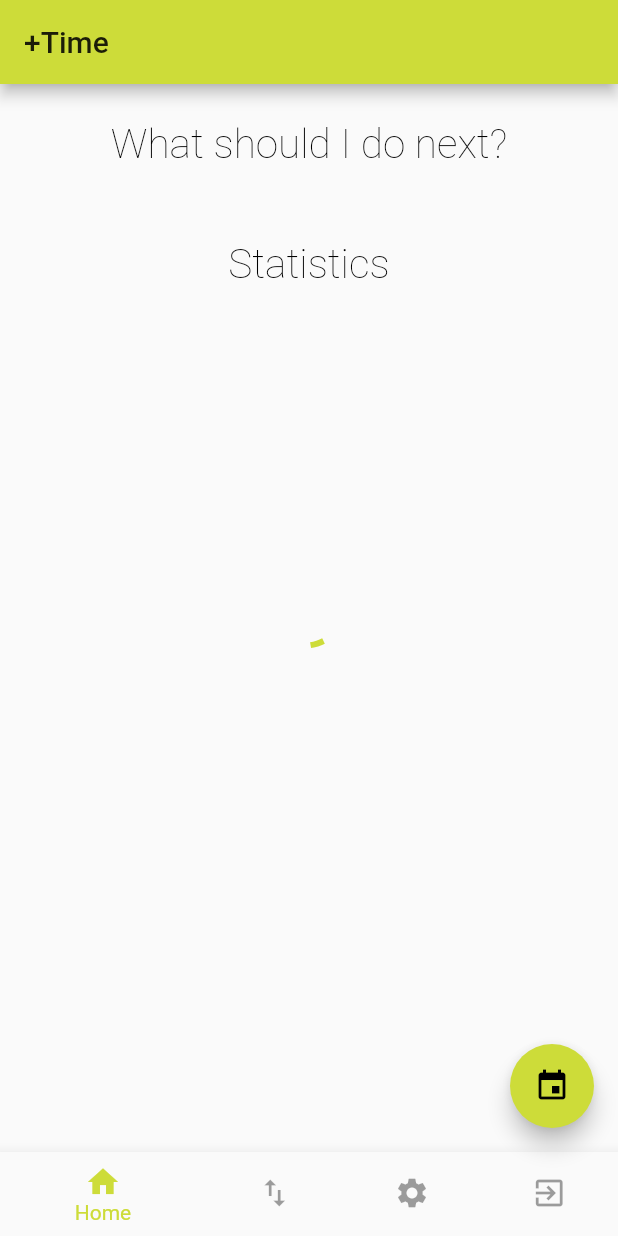
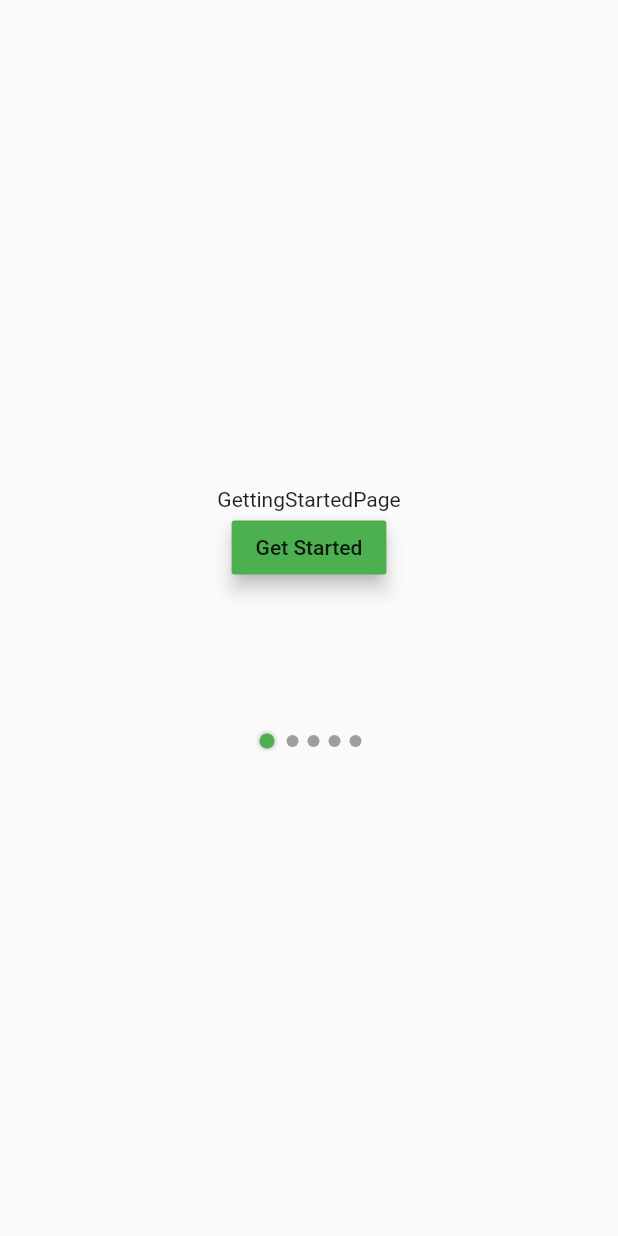
Before and after one commit to ijusto/plus_time, a Flutter app: the screen it shows after launch, on a phone screen of 412 x 824 dp. Run offline on Flutter 3.47's test engine with Material 2 defaults, Android fonts, the phone set to English and light mode, and no system bars; our stand-ins replace flutter_map, latlong, local_auth, location, moor_flutter, pie_chart and 1 more; missing offline and left inert: barcode_scan, device_calendar, geocoder, passcode_screen, share_extend; accounts and stored records are empty; generated files the repository leaves out were written again; Roboto replaces fonts that are missing (Hind, Merriweather).

Commit message:
database changes and pages

```diff
--- /dev/null
+++ b/plus_time/lib/afterInstallPanel.dart
@@ -0,0 +1,179 @@
+import 'package:flutter/material.dart';
+import 'package:plus_time/data/moor_database.dart';
+import 'package:plus_time/home.dart';
+import 'package:plus_time/login.dart';
+import 'package:plus_time/services/load_calendars.dart';
+import 'package:provider/provider.dart';
+
+class InstalationPanel extends StatefulWidget {
+  InstalationPanel({Key key}) : super(key: key);
+
+  @override
+  _InstalationPanelState createState() => _InstalationPanelState();
+}
+
+class _InstalationPanelState extends State<InstalationPanel> {
+  ProjectsInfo projectsInfo;
+  int pageIndex = 0;
+  AccessesGivenDao permDao;
+  bool firstTime = true;
+  var _pages = [
+    GettingStartedPage(),
+    CalendarAccessPage(),
+    LocationAccessPage(),
+    StorageAccessPage(),
+    CameraAccessPage(),
+  ];
+
+  var _buttonText = [
+    "Get Started",
+    "Give Calendar Access",
+    "Give Location Access",
+    "Give Storage Access",
+    "Give Camera Access",
+  ];
+
+  void _nextImage() {
+    setState(() {
+      pageIndex = pageIndex < _pages.length - 1 ? pageIndex + 1 : pageIndex;
+    });
+  }
+
+  @override
+  Widget build(BuildContext context) {
+    projectsInfo = Provider.of<ProjectsInfo>(context);
+    if (!firstTime) {
+      Navigator.push(
+          context, MaterialPageRoute(builder: (context) => Home(projectsInfo)));
+    } else {
+      permDao = Provider.of<AppDatabase>(context).accessesGivenDao;
+      return Scaffold(
+          body: Column(
+        mainAxisAlignment: MainAxisAlignment.center,
+        children: <Widget>[
+          Center(
+            child: Column(
+              children: <Widget>[
+                _pages[pageIndex],
+                Row(
+                  mainAxisAlignment: MainAxisAlignment.center,
+                  children: <Widget>[
+                    RaisedButton(
+                        child: Text(_buttonText[pageIndex]),
+                        onPressed: _nextImage,
+                        elevation: 5.0,
+                        color: Colors.green),
+                  ],
+                ),
+                Padding(padding: const EdgeInsets.all(50.0)),
+                SelectedPage(numberOfDots: _pages.length, pageIndex: pageIndex),
+              ],
+            ),
+          ),
+        ],
+      ));
+    }
+  }
+}
+
+/* Based on tutorial https://www.youtube.com/watch?v=sC9qhNPvW1M */
+
+class SelectedPage extends StatelessWidget {
+  final int numberOfDots;
+  final int pageIndex;
+
+  SelectedPage({this.numberOfDots, this.pageIndex});
+
+  Widget _inactivePage() {
+    return new Container(
+      child: new Padding(
+        padding: const EdgeInsets.only(left: 3.0, right: 3.0),
+        child: Container(
+            height: 8.0,
+            width: 8.0,
+            decoration: BoxDecoration(
+                color: Colors.grey, borderRadius: BorderRadius.circular(4.0))),
+      ),
+    );
+  }
+
+  Widget _activePage() {
+    return new Container(
+      child: new Padding(
+        padding: EdgeInsets.only(left: 5.0, right: 5.0),
+        child: Container(
+            height: 10.0,
+            width: 10.0,
+            decoration: BoxDecoration(
+                color: Colors.green,
+                borderRadius: BorderRadius.circular(5.0),
+                boxShadow: [
+                  BoxShadow(
+                    color: Colors.grey,
+                    spreadRadius: 0.0,
+                    blurRadius: 2.0,
+                  )
+                ])),
+      ),
+    );
+  }
+
+  List<Widget> _buildDots() {
+    List<Widget> dots = [];
+
+    for (int dotIndex = 0; dotIndex < numberOfDots; dotIndex++) {
+      dots.add(dotIndex == pageIndex ? _activePage() : _inactivePage());
+    }
+
+    return dots;
+  }
+
+  @override
+  Widget build(BuildContext context) {
+    return new Center(
+        child: Row(
+      mainAxisAlignment: MainAxisAlignment.center,
+      children: _buildDots(),
+    ));
+  }
+}
+
+class GettingStartedPage extends StatelessWidget {
+  @override
+  Widget build(BuildContext context) {
+    return new Center(child: Text("GettingStartedPage"));
+  }
+}
+
+class CalendarAccessPage extends StatelessWidget {
+  @override
+  Widget build(BuildContext context) {
+    return new Center(
+        child: Column(children: <Widget>[
+      Padding(padding: const EdgeInsets.all(50.0)),
+      Text("CalendarAccessPage"),
+      Padding(padding: const EdgeInsets.all(50.0)),
+    ]));
+  }
+}
+
+class LocationAccessPage extends StatelessWidget {
+  @override
+  Widget build(BuildContext context) {
+    return new Center(child: Text("LocationAccessPage"));
+  }
+}
+
+class StorageAccessPage extends StatelessWidget {
+  @override
+  Widget build(BuildContext context) {
+    return new Center(child: Text("StorageAccessPage"));
+  }
+}
+
+class CameraAccessPage extends StatelessWidget {
+  @override
+  Widget build(BuildContext context) {
+    return new Center(child: Text("CameraAccessPage"));
+  }
+}
--- a/plus_time/lib/data/moor_database.dart
+++ b/plus_time/lib/data/moor_database.dart
@@ -16,6 +16,17 @@ class Events extends Table {
   BoolColumn get completed => boolean().withDefault(Constant(false))();
 }
 
+@DataClassName('AccessGivenEntry')
+class AccessesGiven extends Table {
+  // autoIncrement automatically sets this to be the primary key
+  IntColumn get id => integer().autoIncrement()();
+
+  // calendar, location, storage, camera, biometrics
+  TextColumn get typeOfAccess => text().withLength(min: 1, max: 50)();
+
+  BoolColumn get granted => boolean().withDefault(Constant(false))();
+}
+
 class LoginOperations extends Table {
   // autoIncrement automatically sets this to be the primary key
   IntColumn get id => integer().autoIncrement()();
@@ -24,28 +35,64 @@ class LoginOperations extends Table {
   TextColumn get pass => text().withLength(min: 6, max: 6)();
 }
 
-@UseMoor(tables: [Events, LoginOperations])
+@UseMoor(
+    tables: [LoginOperations, AccessesGiven],
+    daos: [LoginOperationDao, AccessesGivenDao])
 class AppDatabase extends _$AppDatabase {
   AppDatabase()
       : super(FlutterQueryExecutor.inDatabaseFolder(
             path: 'db.sqlite', logStatements: true));
 
   @override
-  int get schemaVersion => 1;
+  int get schemaVersion => 2;
+}
+
+@UseDao(tables: [LoginOperations])
+class LoginOperationDao extends DatabaseAccessor<AppDatabase>
+    with _$LoginOperationDaoMixin {
+  final AppDatabase db;
+
+  LoginOperationDao(this.db) : super(db);
 
   Future<List<LoginOperation>> getAllLoginOperations() =>
       select(loginOperations).get();
+
   Stream<List<LoginOperation>> watchAllLoginOperation() =>
       select(loginOperations).watch();
 
   // returns the key of the newly added event
   // remove <int> if the return is not usable
-  Future<int> insertLoginOperation(LoginOperation loginOperation) =>
+  Future<int> insertLoginOperation(Insertable<LoginOperation> loginOperation) =>
       into(loginOperations).insert(loginOperation);
 
-  Future updateLoginOperation(LoginOperation loginOperation) =>
+  Future updateLoginOperation(Insertable<LoginOperation> loginOperation) =>
       update(loginOperations).replace(loginOperation);
 
-  Future deleteLoginOperation(LoginOperation loginOperation) =>
+  Future deleteLoginOperation(Insertable<LoginOperation> loginOperation) =>
       delete(loginOperations).delete(loginOperation);
 }
+
+@UseDao(tables: [AccessesGiven])
+class AccessesGivenDao extends DatabaseAccessor<AppDatabase>
+    with _$AccessesGivenDaoMixin {
+  final AppDatabase db;
+
+  AccessesGivenDao(this.db) : super(db);
+
+  Future<List<AccessGivenEntry>> getAllAccessesGivens() =>
+      select(accessesGiven).get();
+  Stream<List<AccessGivenEntry>> watchAllAccessesGivens() =>
+      select(accessesGiven).watch();
+
+  // returns the key of the newly added event
+  // remove <int> if the return is not usable
+  Future<int> insertAccessesGiven(
+          Insertable<AccessGivenEntry> accessGivenEntry) =>
+      into(accessesGiven).insert(accessGivenEntry);
+
+  Future updateAccessesGiven(Insertable<AccessGivenEntry> accessGivenEntry) =>
+      update(accessesGiven).replace(accessGivenEntry);
+
+  Future deleteAccessesGiven(Insertable<AccessGivenEntry> accessGivenEntry) =>
+      delete(accessesGiven).delete(accessGivenEntry);
+}
--- a/plus_time/lib/home.dart
+++ b/plus_time/lib/home.dart
@@ -10,13 +10,14 @@ import 'device_calendar_ex/event_item.dart';
 import 'services/load_calendars.dart';
 
 class Home extends StatelessWidget {
-  Home();
+  final ProjectsInfo projectInfo;
 
-  ProjectsInfo projectInfo;
+  Home(this.projectInfo);
+
   @override
   Widget build(BuildContext context) {
     return Scaffold(
-      body: HomePage(projectsInfo: Provider.of<ProjectsInfo>(context)),
+      body: HomePage(projectsInfo: projectInfo),
     );
   }
 }
@@ -42,7 +43,7 @@ class _HomePageState extends State<HomePage> {
     "Statistics",
   ];
 
-  _HomePageState(this.projectsInfo) {}
+  _HomePageState(this.projectsInfo);
 
   /* Events Handlers */
   void _addEvent() {}
--- a/plus_time/lib/main.dart
+++ b/plus_time/lib/main.dart
@@ -1,4 +1,5 @@
 import 'package:flutter/material.dart';
+import 'package:plus_time/afterInstallPanel.dart';
 import 'package:plus_time/data/moor_database.dart';
 import 'package:provider/provider.dart';
 import 'package:plus_time/datamodels/user_location.dart';
@@ -22,9 +23,8 @@ class MyApp extends StatelessWidget {
         providers: [
           Provider(create: (_) => AppDatabase()),
           Provider(create: (_) => ProjectsInfo()),
+          StreamProvider(create: (_) => LocationService().locationStream)
         ],
-        child: StreamProvider<UserLocation>(
-            create: (context) => LocationService().locationStream,
         child: MaterialApp(
           title: '+Time',
           theme: ThemeData(
@@ -34,8 +34,7 @@ class MyApp extends StatelessWidget {
             canvasColor: const Color(0xFFfafafa),
             fontFamily: 'Merriweather',
             textTheme: TextTheme(
-                  headline:
-                      TextStyle(fontSize: 72.0, fontWeight: FontWeight.bold),
+              headline: TextStyle(fontSize: 72.0, fontWeight: FontWeight.bold),
               title: TextStyle(
                   fontSize: 27.0,
                   color: const Color(0xFF000000),
@@ -49,12 +48,12 @@ class MyApp extends StatelessWidget {
           ),
           initialRoute: '/', //'/login',
           routes: {
-                '/': (context) => Home(),
+            '/': (context) => InstalationPanel(),
             '/add_event': (context) => AddEvent(),
             '/login': (context) => GenerateScreen(eventData: "eventData"),
             '/qrModule': (context) => QRCode(),
             '/settings': (context) => Settings(),
           },
-            )));
+        ));
   }
 }
```
Also changed, not shown: plus_time/lib/login.dart (+8 -8 lines), plus_time/lib/services/load_calendars.dart (+13 -9 lines), plus_time/lib/data/moor_database.g.dart. Lines whose indentation alone changed are shown as unchanged.
